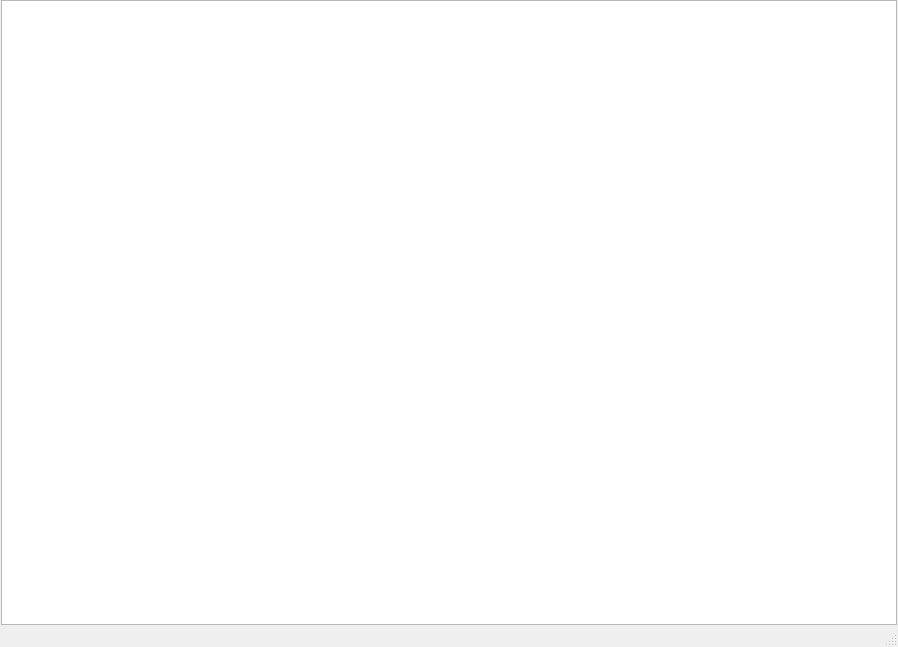
The window that mainwindow.ui (darthtenebrus/linion) describes before a commit, drawn with Qt 5.
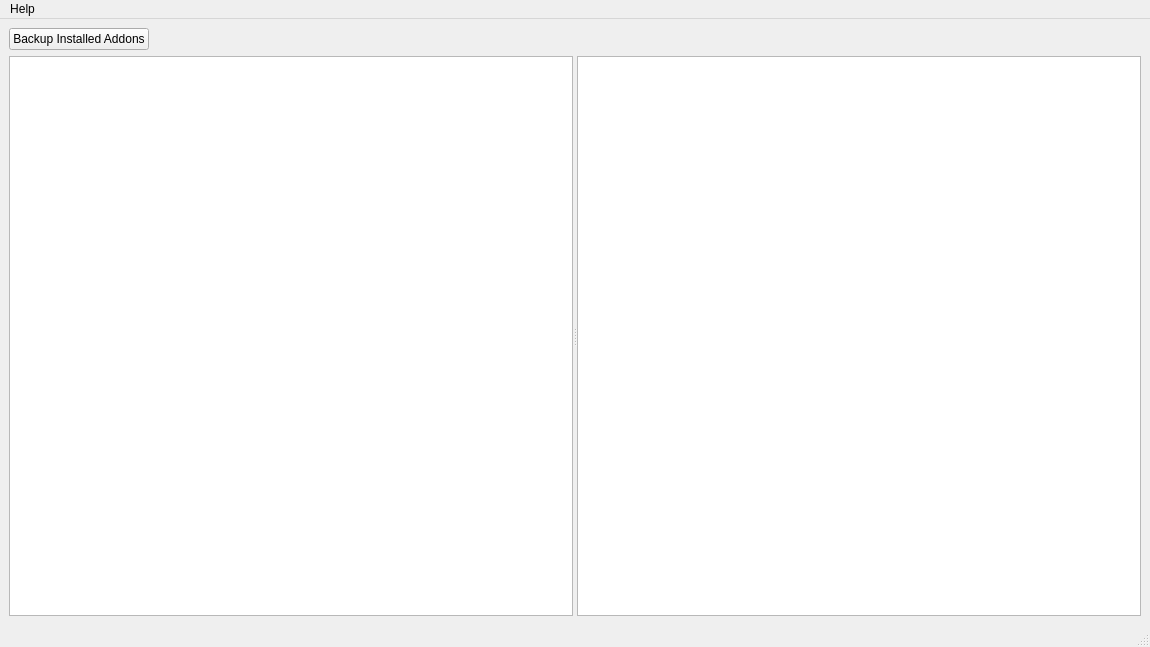
The same window after the commit.

Patch:
```diff
--- a/mainwindow.ui
+++ b/mainwindow.ui
@@ -6,7 +6,7 @@
    <rect>
     <x>0</x>
     <y>0</y>
-    <width>898</width>
+    <width>1150</width>
     <height>647</height>
    </rect>
   </property>
@@ -20,24 +20,60 @@
      <verstretch>0</verstretch>
     </sizepolicy>
    </property>
-   <layout class="QHBoxLayout" name="horizontalLayout" stretch="0">
-    <property name="spacing">
-     <number>1</number>
-    </property>
-    <property name="leftMargin">
-     <number>1</number>
-    </property>
-    <property name="topMargin">
-     <number>0</number>
-    </property>
-    <property name="rightMargin">
-     <number>1</number>
-    </property>
-    <property name="bottomMargin">
-     <number>0</number>
-    </property>
+   <layout class="QVBoxLayout" name="verticalLayout" stretch="0,1">
     <item>
-     <widget class="QListView" name="addonListView"/>
+     <layout class="QHBoxLayout" name="TopHorLayout" stretch="0,0">
+      <item>
+       <widget class="QPushButton" name="backupButton">
+        <property name="sizePolicy">
+         <sizepolicy hsizetype="Minimum" vsizetype="Fixed">
+          <horstretch>0</horstretch>
+          <verstretch>0</verstretch>
+         </sizepolicy>
+        </property>
+        <property name="text">
+         <string>Backup Installed Addons</string>
+        </property>
+       </widget>
+      </item>
+      <item>
+       <spacer name="horizontalSpacer">
+        <property name="orientation">
+         <enum>Qt::Horizontal</enum>
+        </property>
+        <property name="sizeHint" stdset="0">
+         <size>
+          <width>40</width>
+          <height>20</height>
+         </size>
+        </property>
+       </spacer>
+      </item>
+     </layout>
+    </item>
+    <item>
+     <widget class="QSplitter" name="splitter">
+      <property name="orientation">
+       <enum>Qt::Horizontal</enum>
+      </property>
+      <widget class="QListView" name="addonListView">
+       <property name="sizePolicy">
+        <sizepolicy hsizetype="Expanding" vsizetype="Expanding">
+         <horstretch>0</horstretch>
+         <verstretch>0</verstretch>
+        </sizepolicy>
+       </property>
+      </widget>
+      <widget class="QTextBrowser" name="descriptionView">
+       <property name="html">
+        <string notr="true">&lt;!DOCTYPE HTML PUBLIC &quot;-//W3C//DTD HTML 4.0//EN&quot; &quot;http://www.w3.org/TR/REC-html40/strict.dtd&quot;&gt;
+&lt;html&gt;&lt;head&gt;&lt;meta name=&quot;qrichtext&quot; content=&quot;1&quot; /&gt;&lt;style type=&quot;text/css&quot;&gt;
+p, li { white-space: pre-wrap; }
+&lt;/style&gt;&lt;/head&gt;&lt;body style=&quot; font-family:'Droid Sans Fallback'; font-size:13pt; font-weight:400; font-style:normal;&quot;&gt;
+&lt;p style=&quot;-qt-paragraph-type:empty; margin-top:0px; margin-bottom:0px; margin-left:0px; margin-right:0px; -qt-block-indent:0; text-indent:0px;&quot;&gt;&lt;br /&gt;&lt;/p&gt;&lt;/body&gt;&lt;/html&gt;</string>
+       </property>
+      </widget>
+     </widget>
     </item>
    </layout>
   </widget>
@@ -46,10 +82,17 @@
     <rect>
      <x>0</x>
      <y>0</y>
-     <width>898</width>
+     <width>1150</width>
      <height>32</height>
     </rect>
    </property>
+   <widget class="QMenu" name="menuHelp">
+    <property name="title">
+     <string>Help</string>
+    </property>
+    <addaction name="actionAboutQt"/>
+   </widget>
+   <addaction name="menuHelp"/>
   </widget>
   <widget class="QStatusBar" name="statusbar"/>
  </widget>
```
Left out of the diff: 5 changed lines with no effect on the pictures.
